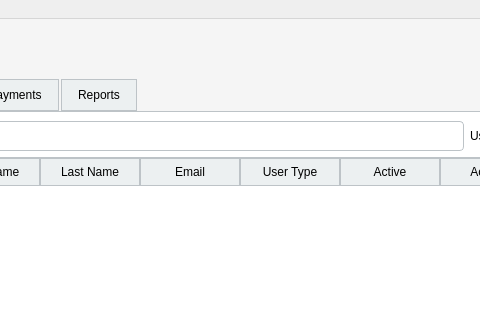
Before: the Qt Designer form app/ui/layouts/admin_dashboard.ui in AbdoAljallad/language_school_app, drawn with Qt 5; both pictures show x 291 to 771 and y 0 to 333 of the 1024 by 768 pixel window.
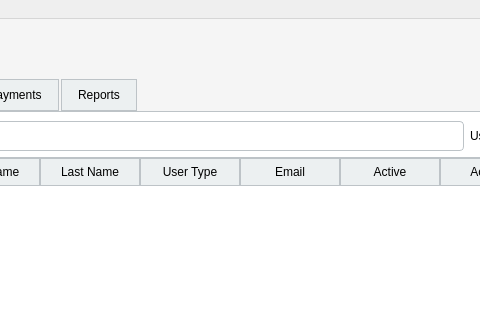
After: the same form once the commit is applied.

```diff
--- a/app/ui/layouts/admin_dashboard.ui
+++ b/app/ui/layouts/admin_dashboard.ui
@@ -224,12 +224,12 @@
           </column>
           <column>
            <property name="text">
-            <string>Email</string>
+            <string>User Type</string>
            </property>
           </column>
           <column>
            <property name="text">
-            <string>User Type</string>
+            <string>Email</string>
            </property>
           </column>
           <column>
```
